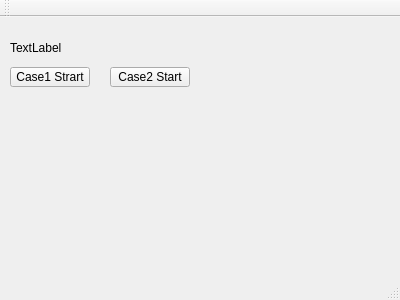
Above: mainwindow.ui from kevin14144/MultiThread before the change. Below: the same form after it.
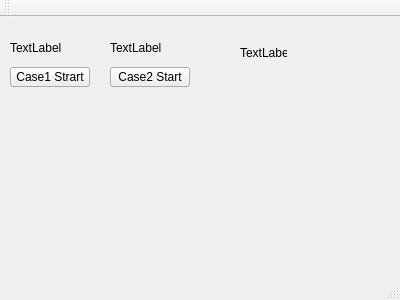
That is the form after the change.

```diff
--- a/mainwindow.ui
+++ b/mainwindow.ui
@@ -53,6 +53,32 @@
      <string>Case2 Start</string>
     </property>
    </widget>
+   <widget class="QLabel" name="label_2">
+    <property name="geometry">
+     <rect>
+      <x>110</x>
+      <y>20</y>
+      <width>91</width>
+      <height>21</height>
+     </rect>
+    </property>
+    <property name="text">
+     <string>TextLabel</string>
+    </property>
+   </widget>
+   <widget class="QLabel" name="label_3">
+    <property name="geometry">
+     <rect>
+      <x>240</x>
+      <y>30</y>
+      <width>47</width>
+      <height>12</height>
+     </rect>
+    </property>
+    <property name="text">
+     <string>TextLabel</string>
+    </property>
+   </widget>
   </widget>
   <widget class="QMenuBar" name="menuBar">
    <property name="geometry">
```
